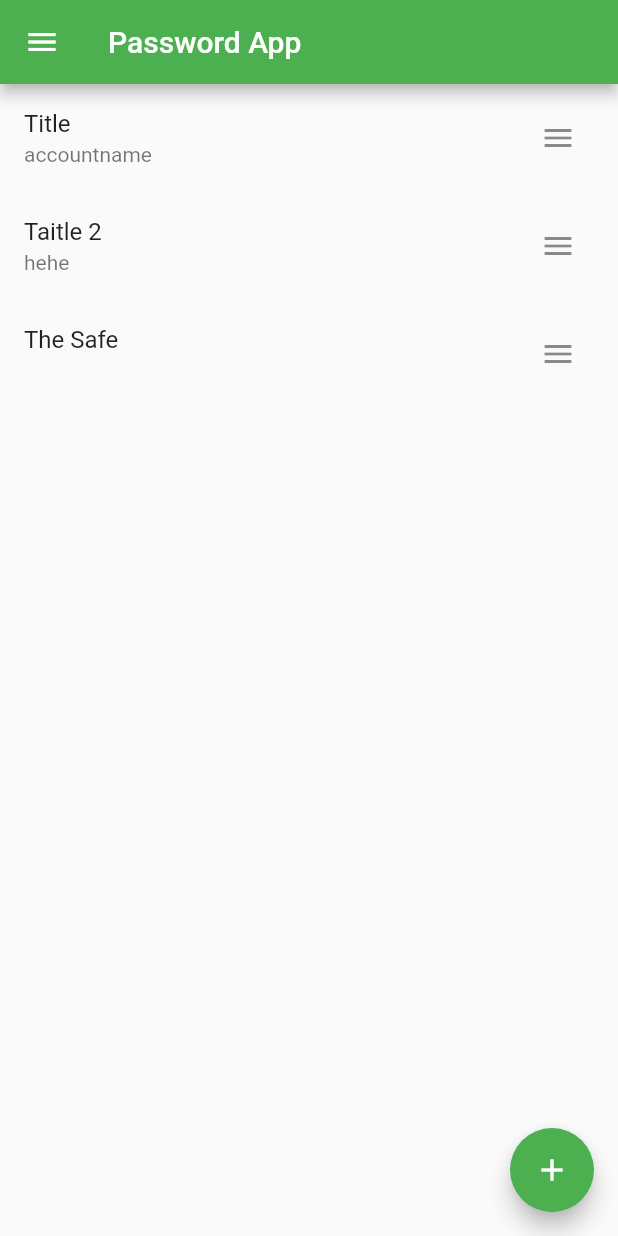
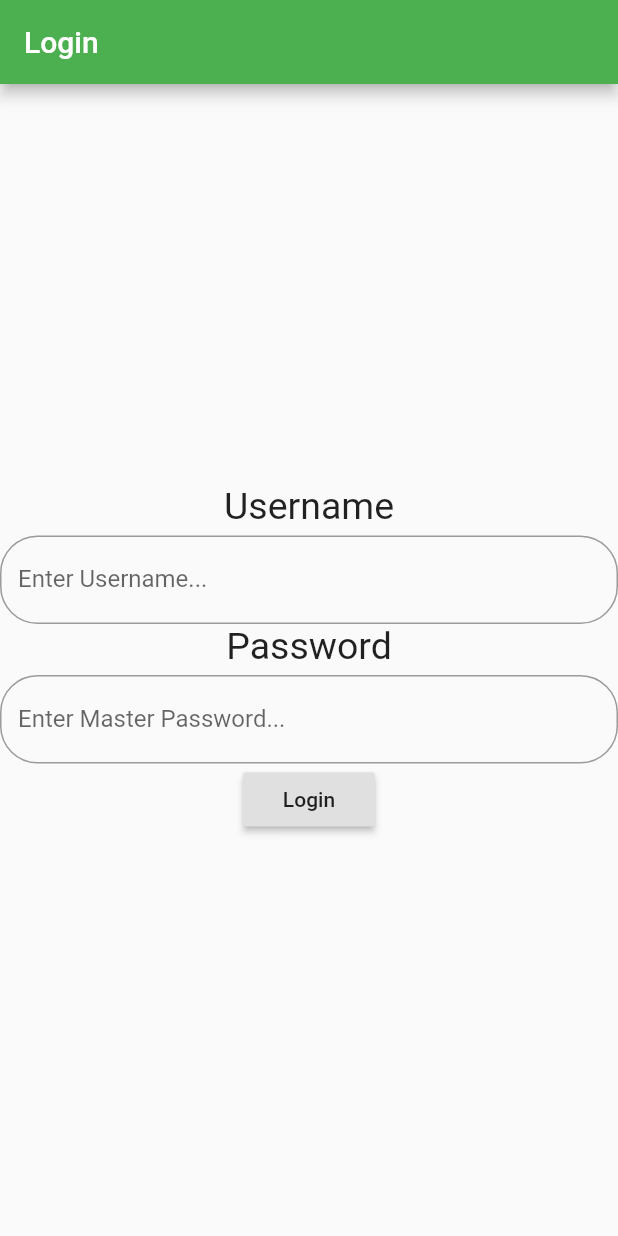
Before and after one commit to uprm-inso-4101-2020-2021-S1/semester-project-oni-kingsmen, a Flutter app: the screen it shows after launch, on a phone screen of 412 x 824 dp. Run offline on Flutter 3.47's test engine with Material 2 defaults, Android fonts, the phone set to English and light mode, and no system bars.

Commit message:
Password Generator

```diff
--- a/lib/main.dart
+++ b/lib/main.dart
@@ -4,8 +4,9 @@ import 'package:password_app/password.dart';
 
 void main() {
   createNewPassword('password', 'accountname', 'email@domain.com', 'Title');
-  createNewPassword('1234', 'hehe', 'el@dan.com', 'Taitle 2');
-  createNewPassword('12 64 10', '', '', 'The Safe');
+  createNewPassword('1234', 'accountname2', 'email2@domain.com', 'Title 2');
+  createNewPassword('12 64 10', '', '', 'Sample Pin Code');
+  createNewPassword(generatePassword(20, 5, 5), generatePassword(20, 5, 5), '', 'Generated Password');
   generatePassword(20, 5, 5);
   generatePassword(10, 5, 5);
   generatePassword(9, 5, 5);
@@ -49,28 +50,19 @@ class MyApp extends StatelessWidget {
         // closer together (more dense) than on mobile platforms.
         visualDensity: VisualDensity.adaptivePlatformDensity,
       ),
-      home: MyHomePage(title: 'Password App'),
+      home: LoginPage(),
     );
   }
 }
 
-class SettingPage extends StatefulWidget {
-  @override
-  _SettingPageState createState() => _SettingPageState();
-}
-
-class _SettingPageState extends State<SettingPage> {
-  @override
-  Widget build(BuildContext context) {
-    // Scaffold is a layout for the major Material Components.
-    return Scaffold(
-      drawer: Drawer(
+Drawer createDrawer(BuildContext context){
+  return new Drawer(
     child: ListView(
       // Important: Remove any padding from the ListView.
       padding: EdgeInsets.zero,
       children: <Widget>[
         DrawerHeader(
-              child: Text('Drawer Header'),
+          child: Text('Hello Guy!'),
           decoration: BoxDecoration(
             color: Colors.blue,
           ),
@@ -81,7 +73,7 @@ class _SettingPageState extends State<SettingPage> {
             Navigator.push(
               context,
               MaterialPageRoute(
-                      builder: (context) => MyHomePage(title: 'Password App')),
+                  builder: (context) => HomePage()),
             );
           },
         ),
@@ -97,13 +89,25 @@ class _SettingPageState extends State<SettingPage> {
         ListTile(
           title: Text('Log Out'),
           onTap: () {
-                // Update the state of the app.
-                // ...
+            Navigator.of(context).popUntil((route) => route.isFirst);
           },
         ),
       ],
     ),
-      ),
+  );
+}
+
+class SettingPage extends StatefulWidget {
+  @override
+  _SettingPageState createState() => _SettingPageState();
+}
+
+class _SettingPageState extends State<SettingPage> {
+  @override
+  Widget build(BuildContext context) {
+    // Scaffold is a layout for the major Material Components.
+    return Scaffold(
+      drawer: createDrawer(context),
       appBar: AppBar(
         title: Text('Settings Page'),
       ),
@@ -119,6 +123,145 @@ class _SettingPageState extends State<SettingPage> {
     );
   }
 }
+
+class LoginPage extends StatefulWidget {
+  @override
+  _LoginPageState createState() => _LoginPageState();
+}
+
+
+class _LoginPageState extends State<LoginPage> {
+  String masterUsername= "guy";
+  String masterPassword= "1234";
+
+  final _formKey = GlobalKey<FormState>();
+  final Map<String, dynamic> formData = {
+    'username': null,
+    'password': null
+  };
+
+
+  // bool _obscureText;
+  final _usernamecontroller = TextEditingController();
+  final _passwordcontroller = TextEditingController();
+
+  // @override
+  // void initState() {
+  //   // _obscureText = false;
+  //   super.initState();
+  // }
+
+  Widget _buildForm() {
+    return Form(
+        key: _formKey,
+        child: Column(
+          mainAxisAlignment: MainAxisAlignment.center,
+          children: <Widget>[
+            _buildUsernameField(),
+            _buildPasswordField(),
+            _buildSubmitButton(),
+          ],
+        ));
+  }
+
+  Widget _buildUsernameField() {
+    return Column(
+      children: [
+        new Text('Username',
+            style: new TextStyle(fontSize: 25.0)),
+        new Padding(padding: EdgeInsets.only(top: 5.0)),
+        new TextFormField(
+          decoration: new InputDecoration(
+            fillColor: Colors.white,
+            labelText: 'Enter Username...',
+            border: new OutlineInputBorder(
+              borderRadius: new BorderRadius.circular(25.0),
+              borderSide: new BorderSide(),
+            ),
+          ),
+          controller: _usernamecontroller,
+          onSaved: (username) {
+            formData['username'] = username;
+          },
+          validator: (username) =>
+          username == masterUsername ? null : 'Incorrect Username',
+        ),
+      ],
+    );
+  }
+
+  Widget _buildPasswordField() {
+    return Column(
+      children: [
+        new Text('Password', style: new TextStyle(fontSize: 25.0)),
+        new Padding(padding: EdgeInsets.only(top: 5.0)),
+        new TextFormField(
+          controller: _passwordcontroller,
+          decoration: new InputDecoration(
+            labelText: 'Enter Master Password...',
+            fillColor: Colors.white,
+            border: new OutlineInputBorder(
+              borderRadius: new BorderRadius.circular(25.0),
+              borderSide: new BorderSide(),
+            ),
+            // suffixIcon: GestureDetector(
+            //   onTap: () {
+            //     setState(() {
+            //       _obscureText = !_obscureText;
+            //     });
+            //   },
+            //   child:
+            //   Icon(_obscureText ? Icons.visibility : Icons.visibility_off),
+            // ),
+          ),
+          // obscureText: _obscureText,
+          obscureText: true,
+          onSaved: (password) {
+            formData['password'] = password;
+          },
+          validator: (password) =>
+          password == masterPassword ? null : 'Incorrect Master Password',
+        )
+      ],
+    );
+  }
+
+  Widget _buildSubmitButton() {
+    return RaisedButton(
+      onPressed: () {
+        _submitForm();
+      },
+      child: Text('Login'),
+    );
+  }
+
+  void _submitForm() {
+    print('Submitting form');
+    if (_formKey.currentState.validate()) {
+      _formKey.currentState.save(); //onSaved is called!
+      print(formData);
+      _passwordcontroller.text = '';
+      _usernamecontroller.text = '';
+      Navigator.push(
+        context,
+        MaterialPageRoute(
+            builder: (context) => HomePage()),
+      );
+    }
+  }
+
+  @override
+  Widget build(BuildContext context) {
+    // Scaffold is a layout for the major Material Components.
+    return Scaffold(
+      appBar: AppBar(
+        title: Text('Login'),
+      ),
+      body: _buildForm(),
+    );
+  }
+}
+
 
 class NewPasswordPage extends StatefulWidget {
   @override
@@ -292,7 +435,7 @@ class _NewPasswordPageState extends State<NewPasswordPage> {
       Navigator.push(
         context,
         MaterialPageRoute(
-            builder: (context) => MyHomePage(title: 'Password App')),
+            builder: (context) => HomePage()),
       );
     }
   }
@@ -305,54 +448,14 @@ class _NewPasswordPageState extends State<NewPasswordPage> {
         appBar: AppBar(
           title: Text('New Password Page'),
         ),
-        drawer: Drawer(
-          child: ListView(
-            // Important: Remove any padding from the ListView.
-            padding: EdgeInsets.zero,
-            children: <Widget>[
-              DrawerHeader(
-                child: Text('Drawer Header'),
-                decoration: BoxDecoration(
-                  color: Colors.blue,
-                ),
-              ),
-              ListTile(
-                title: Text('Accounts'),
-                onTap: () {
-                  Navigator.push(
-                    context,
-                    MaterialPageRoute(
-                        builder: (context) =>
-                            MyHomePage(title: 'Password App')),
-                  );
-                },
-              ),
-              ListTile(
-                title: Text('Settings'),
-                onTap: () {
-                  Navigator.push(
-                    context,
-                    MaterialPageRoute(builder: (context) => SettingPage()),
-                  );
-                },
-              ),
-              ListTile(
-                title: Text('Log Out'),
-                onTap: () {
-                  // Update the state of the app.
-                  // ...
-                },
-              ),
-            ],
-          ),
-        ),
+        drawer: createDrawer(context),
         // body is the majority of the screen.
         body: _buildForm());
   }
 }
 
-class MyHomePage extends StatefulWidget {
-  MyHomePage({Key key, this.title}) : super(key: key);
+class HomePage extends StatefulWidget {
+  HomePage({Key key}) : super(key: key);
 
   // This widget is the home page of your application. It is stateful, meaning
   // that it has a State object (defined below) that contains fields that affect
@@ -363,13 +466,11 @@ class MyHomePage extends StatefulWidget {
   // used by the build method of the State. Fields in a Widget subclass are
   // always marked "final".
 
-  final String title;
-
   @override
-  _MyHomePageState createState() => _MyHomePageState();
+  _HomePageState createState() => _HomePageState();
 }
 
-class _MyHomePageState extends State<MyHomePage> {
+class _HomePageState extends State<HomePage> {
   @override
   Widget build(BuildContext context) {
     // This method is rerun every time setState is called, for instance as done
@@ -382,48 +483,9 @@ class _MyHomePageState extends State<MyHomePage> {
       appBar: AppBar(
         // Here we take the value from the MyHomePage object that was created by
         // the App.build method, and use it to set our appbar title.
-        title: Text(widget.title),
+        title: Text("Password App"),
       ),
-      drawer: Drawer(
-        child: ListView(
-          // Important: Remove any padding from the ListView.
-          padding: EdgeInsets.zero,
-          children: <Widget>[
-            DrawerHeader(
-              child: Text('Drawer Header'),
-              decoration: BoxDecoration(
-                color: Colors.blue,
-              ),
-            ),
-            ListTile(
-              title: Text('Accounts'),
-              onTap: () {
-                Navigator.push(
-                  context,
-                  MaterialPageRoute(
-                      builder: (context) => MyHomePage(title: 'Password App')),
-                );
-              },
-            ),
-            ListTile(
-              title: Text('Settings'),
-              onTap: () {
-                Navigator.push(
-                  context,
-                  MaterialPageRoute(builder: (context) => SettingPage()),
-                );
-              },
-            ),
-            ListTile(
-              title: Text('Log Out'),
-              onTap: () {
-                // Update the state of the app.
-                // ...
-              },
-            ),
-          ],
-        ),
-      ),
+      drawer: createDrawer(context),
       body: ListView.builder(
         itemCount: passwordList.length,
         itemBuilder: (context, index) {
@@ -494,43 +556,7 @@ class _OldPasswordPageState extends State<OldPasswordPage> {
       appBar: AppBar(
         title: Text(password.main),
       ),
-      drawer: Drawer(
-        child: ListView(
-          // Important: Remove any padding from the ListView.
-          padding: EdgeInsets.zero,
-          children: <Widget>[
-            DrawerHeader(
-              child: Text('Drawer Header'),
-              decoration: BoxDecoration(
-                color: Colors.blue,
-              ),
-            ),
-            ListTile(
-              title: Text('Accounts'),
-              onTap: () {
-                Navigator.push(
-                  context,
-                  MaterialPageRoute(
-                      builder: (context) => MyHomePage(title: 'Password App')),
-                );
-              },
-            ),
-            ListTile(
-              title: Text('Settings'),
-              onTap: () {
-                Navigator.push(
-                  context,
-                  MaterialPageRoute(builder: (context) => SettingPage()),
-                );
-              },
-            ),
-            ListTile(
-              title: Text('Log Out'),
-              onTap: () {},
-            ),
-          ],
-        ),
-      ),
+      drawer: createDrawer(context),
       // body is the majority of the screen.
       body: ListView(
         children: [
```
Also changed, not shown: pubspec.lock. Lines whose indentation alone changed are shown as unchanged.
